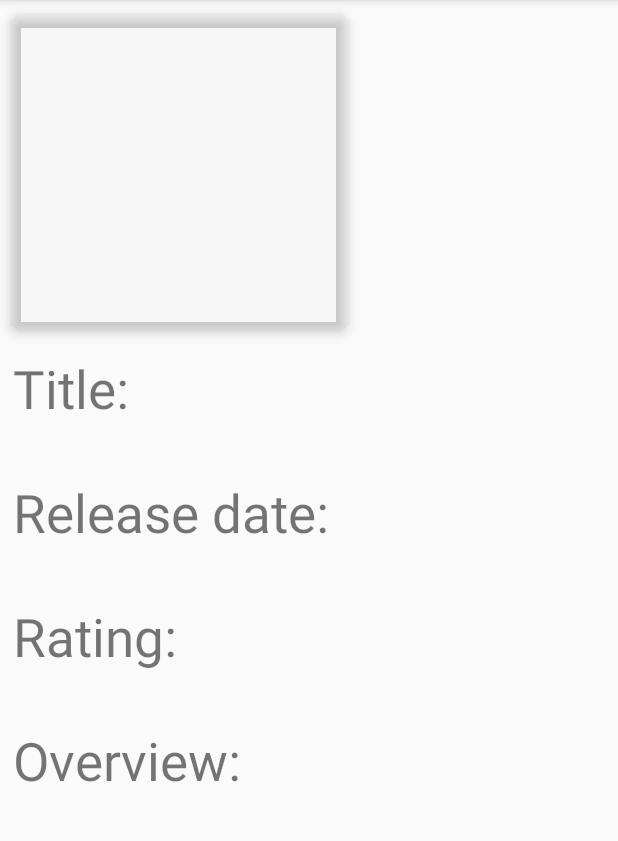
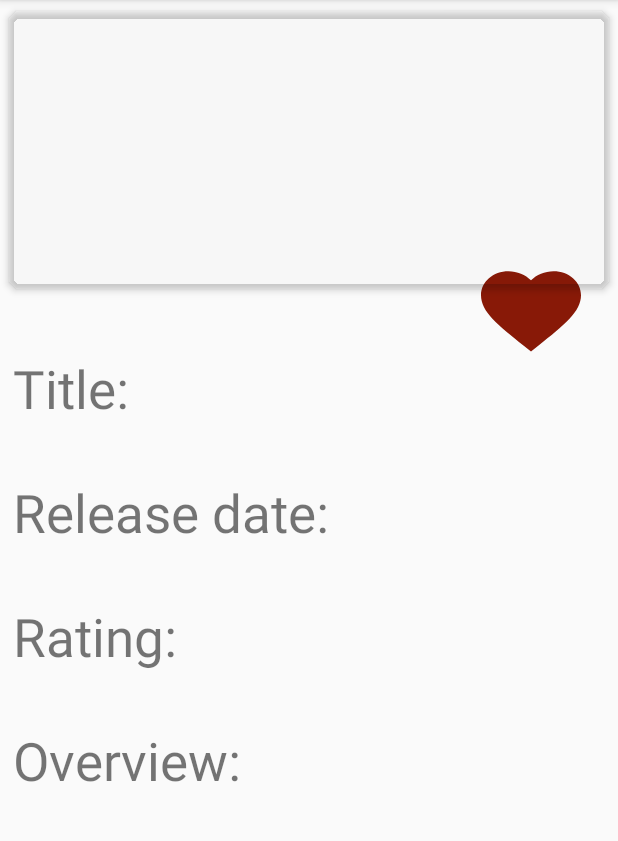
Before and after one commit to Apurva12-crypto/MoviesUdacity, an Android app: the MovieDetailsActivity screen opened directly, with no data from a screen before it, on a phone screen of 412 x 824 dp, the part 84-925 px from its top. Run offline under Robolectric (Android 15) with nearby library versions, the phone set to English and light mode, and no system bars; our stand-ins replace Picasso, Room's generated code; libraries missing offline, so code that uses them is left out: com.github.ivbaranov.mfb; pictures from the network do not load; 13 statements that could not run were skipped.

Commit message:
hi there!! :)

```diff
--- a/app/build.gradle
+++ b/app/build.gradle
@@ -35,6 +35,9 @@ dependencies {
         'com.android.support:design:28.0.0'
         'com.android.support:cardview-v7:28.0.0'
 
+        //dependency for favorite button
+        implementation 'com.github.ivbaranov:materialfavoritebutton:0.1.5'
+
         //dependencies from lifecycle(view model,live data
         dependencies {
             def lifecycle_version = "2.2.0"
--- a/app/src/main/java/com/example/moviesfinal/AppDatabase.java
+++ b/app/src/main/java/com/example/moviesfinal/AppDatabase.java
@@ -44,6 +44,8 @@ public abstract class AppDatabase extends RoomDatabase {
         }
     };
 
+    public abstract MyDao taskDao();
+
 
     private static class populatedbAsyncTask extends AsyncTask<Void,Void,Void>{
 
@@ -55,8 +57,8 @@ public abstract class AppDatabase extends RoomDatabase {
 
         @Override
         protected Void doInBackground(Void... voids) {
-            myDao.insertTask(new TaskEntry("Title","Description","Poster"
-                    ,"rating","release date"));
+            myDao.insertTask(new TaskEntry("Title","Description","release"
+                    ,"poster","rating"));
             return null;
         }
     }
--- a/app/src/main/java/com/example/moviesfinal/MainActivity.java
+++ b/app/src/main/java/com/example/moviesfinal/MainActivity.java
@@ -52,6 +52,8 @@ public class MainActivity extends AppCompatActivity {
     protected void onCreate(Bundle savedInstanceState) {
         super.onCreate(savedInstanceState);
         setContentView(R.layout.activity_main);
+
+
 
 
         RecyclerView s1 =findViewById(R.id.dear_RecyclerView);
--- a/app/src/main/java/com/example/moviesfinal/MovieDetailsActivity.java
+++ b/app/src/main/java/com/example/moviesfinal/MovieDetailsActivity.java
@@ -2,12 +2,19 @@ package com.example.moviesfinal;
 
 import androidx.appcompat.app.AppCompatActivity;
 
+import android.content.Context;
 import android.content.Intent;
+import android.content.SharedPreferences;
 import android.os.Bundle;
+import android.preference.PreferenceManager;
 import android.util.Log;
+import android.view.View;
+import android.widget.Button;
 import android.widget.ImageView;
 import android.widget.TextView;
+import android.widget.Toast;
 
+import com.github.ivbaranov.mfb.MaterialFavoriteButton;
 import com.squareup.picasso.Picasso;
 
 public class MovieDetailsActivity extends AppCompatActivity {
@@ -15,16 +22,22 @@ public class MovieDetailsActivity extends AppCompatActivity {
     ImageView posterImg;
     TextView titleTv,releaseDateTv,ratingTv,overviewTv;
 
+Button favButton;
+
+private AppDatabase mDb;
+
     @Override
     protected void onCreate(Bundle savedInstanceState) {
         super.onCreate(savedInstanceState);
         setContentView(R.layout.activity_movie_details);
 
-        posterImg=findViewById(R.id.img1);
-        titleTv=findViewById(R.id.Movtitle);
-        releaseDateTv=findViewById(R.id.relDate);
-        ratingTv=findViewById(R.id.rating1);
-        overviewTv=findViewById(R.id.over);
+        posterImg = findViewById(R.id.img1);
+        titleTv = findViewById(R.id.Movtitle);
+        releaseDateTv = findViewById(R.id.relDate);
+        ratingTv = findViewById(R.id.rating1);
+        overviewTv = findViewById(R.id.over);
+
+
 
         //collect your intent
         Intent intent = getIntent();
@@ -32,20 +45,41 @@ public class MovieDetailsActivity extends AppCompatActivity {
         Log.d("details", mov.getPoster());
 
         //collect all the property or details value
-        String title = mov.getTitle();
-        String img  =mov.getPoster();
-        String release =mov.getRelease();
-        String rate =mov.getRate();
-        String overview = mov.getOverview();
-        int id =mov.getId();
+        final String title = mov.getTitle();
+        String img = mov.getPoster();
+        final String release = mov.getRelease();
+        final String rate = mov.getRate();
+        final String overview = mov.getOverview();
+        int id = mov.getId();
         Picasso.get().load(mov.getPoster()).into(posterImg);
         titleTv.setText(mov.getTitle());
         ratingTv.setText(mov.getRate());
         releaseDateTv.setText(mov.getRelease());
         overviewTv.setText(mov.getOverview());
 
+        //Initialize member variable for the data base
+        mDb = AppDatabase.getInstance(getApplicationContext());
+        favButton = findViewById(R.id.favButton);
+
+        favButton.setOnClickListener(new View.OnClickListener() {
+            @Override
+            public void onClick(View v) {
+
+                TaskEntry taskEntry = new TaskEntry(title,description,release,poster,rate);
+
+                mDb.taskDao().insertTask(taskEntry);
+
+
+
+            }
+        });
 
 
 
     }
-}
+
+
+
+
+
+    }
--- /dev/null
+++ b/app/src/main/res/drawable/ic_baseline_favorite_24.xml
@@ -0,0 +1,5 @@
+<vector android:height="24dp" android:tint="#881907"
+    android:viewportHeight="24" android:viewportWidth="24"
+    android:width="24dp" xmlns:android="http://schemas.android.com/apk/res/android">
+    <path android:fillColor="@android:color/white" android:pathData="M12,21.35l-1.45,-1.32C5.4,15.36 2,12.28 2,8.5 2,5.42 4.42,3 7.5,3c1.74,0 3.41,0.81 4.5,2.09C13.09,3.81 14.76,3 16.5,3 19.58,3 22,5.42 22,8.5c0,3.78 -3.4,6.86 -8.55,11.54L12,21.35z"/>
+</vector>
--- /dev/null
+++ b/app/src/main/res/drawable/ic_baseline_shadow_24.xml
@@ -0,0 +1,5 @@
+<vector android:height="24dp" android:tint="#888888"
+    android:viewportHeight="24" android:viewportWidth="24"
+    android:width="24dp" xmlns:android="http://schemas.android.com/apk/res/android">
+    <path android:fillColor="@android:color/white" android:pathData="M12,21.35l-1.45,-1.32C5.4,15.36 2,12.28 2,8.5 2,5.42 4.42,3 7.5,3c1.74,0 3.41,0.81 4.5,2.09C13.09,3.81 14.76,3 16.5,3 19.58,3 22,5.42 22,8.5c0,3.78 -3.4,6.86 -8.55,11.54L12,21.35z"/>
+</vector>
--- a/app/src/main/res/layout/activity_movie_details.xml
+++ b/app/src/main/res/layout/activity_movie_details.xml
@@ -11,20 +11,33 @@
     tools:context=".MovieDetailsActivity">
 
     <androidx.cardview.widget.CardView
-        android:layout_width="240dp"
-        android:layout_height="230dp"
+        android:layout_width="match_parent"
+        android:layout_height="200dp"
         android:id="@+id/card_view"
+        style="@style/CardView.Light"
         app:cardBackgroundColor="@color/cardview_shadow_end_color"
         app:cardCornerRadius="8dp"
-        app:cardElevation="5dp"
+        app:cardElevation="3dp"
         app:cardUseCompatPadding="true"/>
 
     <ImageView
-        android:layout_width="200dp"
+        android:layout_width="match_parent"
         android:layout_height="200dp"
+        android:scaleType="centerCrop"
         android:id="@+id/img1"
         android:paddingLeft="5dp"
         android:paddingTop="5dp"/>
+
+    <Button
+        android:id="@+id/favButton"
+        android:layout_width="80dp"
+        android:layout_height="70dp"
+        android:layout_alignParentRight="true"
+        android:layout_marginTop="172dp"
+        android:layout_marginBottom="18dp"
+        android:layout_marginRight="18dp"
+        android:background="@drawable/ic_baseline_favorite_24"
+        android:gravity="bottom|end" />
     <TextView
         android:layout_width="wrap_content"
         android:layout_height="wrap_content"
--- a/app/src/main/res/menu/main.xml
+++ b/app/src/main/res/menu/main.xml
@@ -10,5 +10,8 @@
     <item
         android:title="Top Rated Movies"
         android:id="@+id/topRated"/>
+    <item
+        android:title="Favourite"
+        android:id="@+id/fav"/>
 
 </menu>
```
